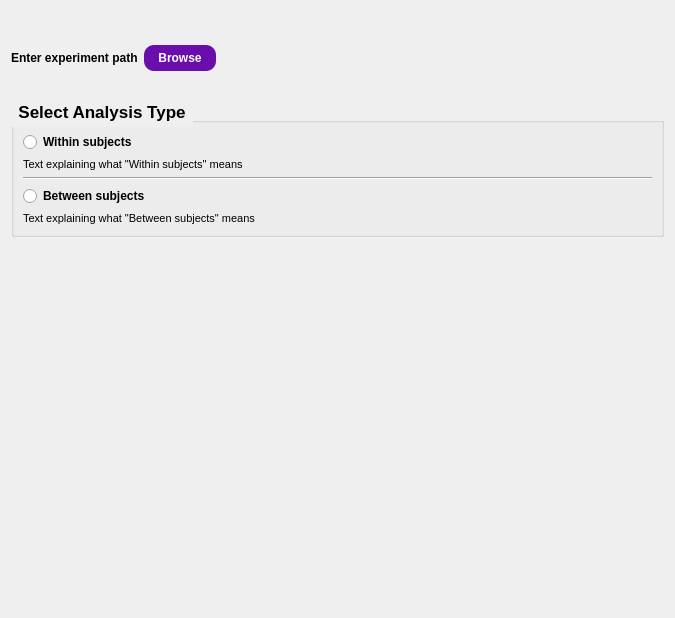
Qt form plots_stats/config/view.ui (medusabci/medusa-analyzer) before a commit.
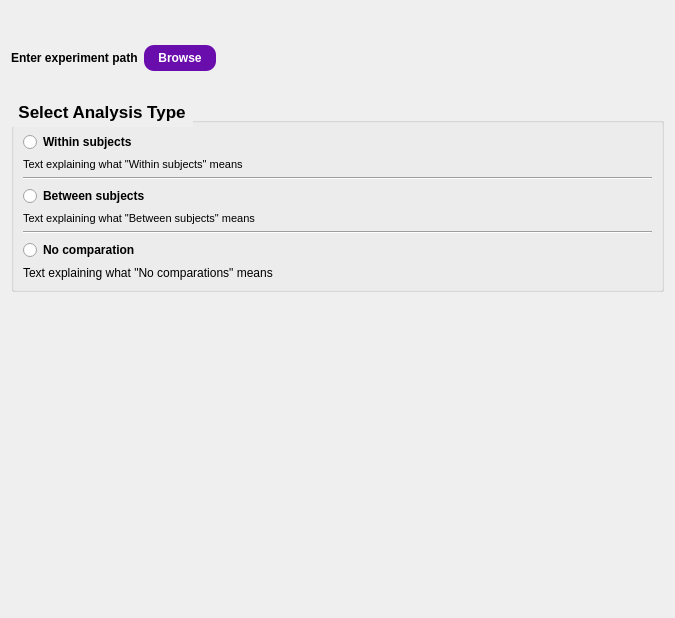
The same form after that commit.

Commit message: Included 'no comparation' mode in plots & stats

Diff of the .ui file:
```diff
--- a/plots_stats/config/view.ui
+++ b/plots_stats/config/view.ui
@@ -220,6 +220,34 @@
           </property>
          </widget>
         </item>
+        <item>
+         <widget class="Line" name="line_2">
+          <property name="orientation">
+           <enum>Qt::Horizontal</enum>
+          </property>
+         </widget>
+        </item>
+        <item>
+         <widget class="QRadioButton" name="nocomparationRButton">
+          <property name="font">
+           <font>
+            <pointsize>9</pointsize>
+            <weight>75</weight>
+            <bold>true</bold>
+           </font>
+          </property>
+          <property name="text">
+           <string>No comparation </string>
+          </property>
+         </widget>
+        </item>
+        <item>
+         <widget class="QLabel" name="nocomparationDescription">
+          <property name="text">
+           <string>Text explaining what &quot;No comparations&quot; means</string>
+          </property>
+         </widget>
+        </item>
        </layout>
       </item>
      </layout>
```
The commit also changes 4 other files.
